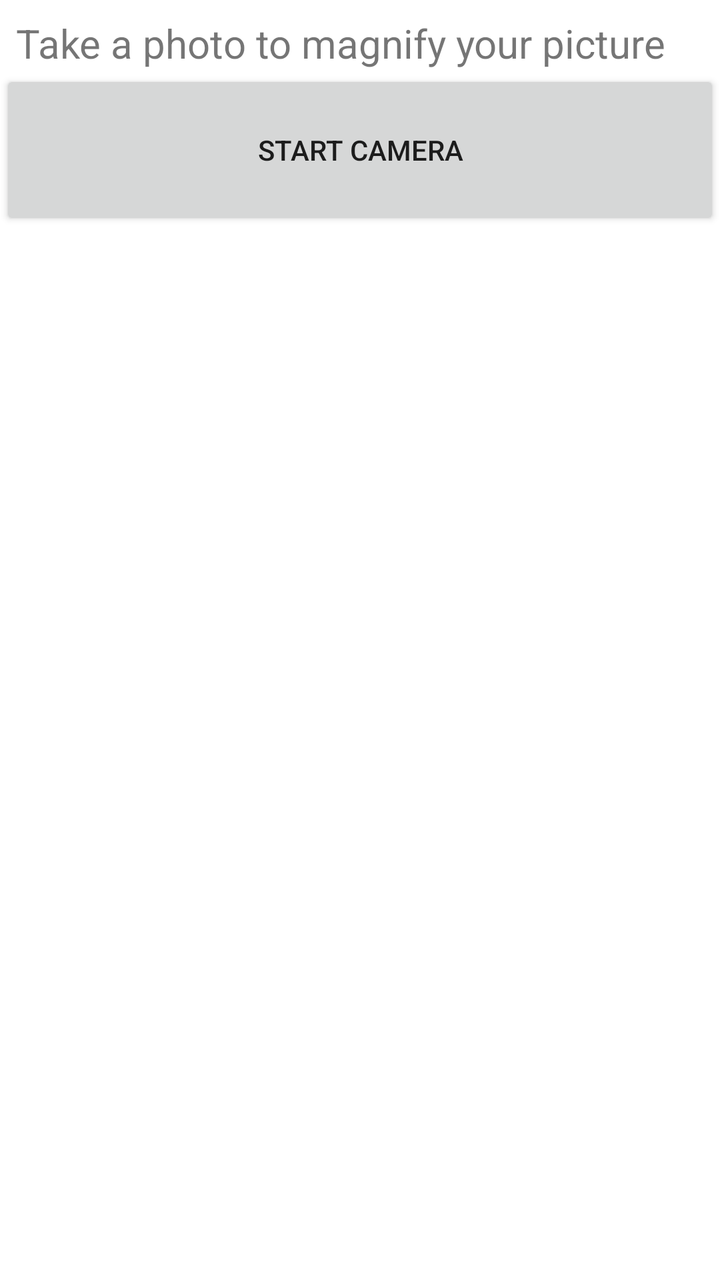
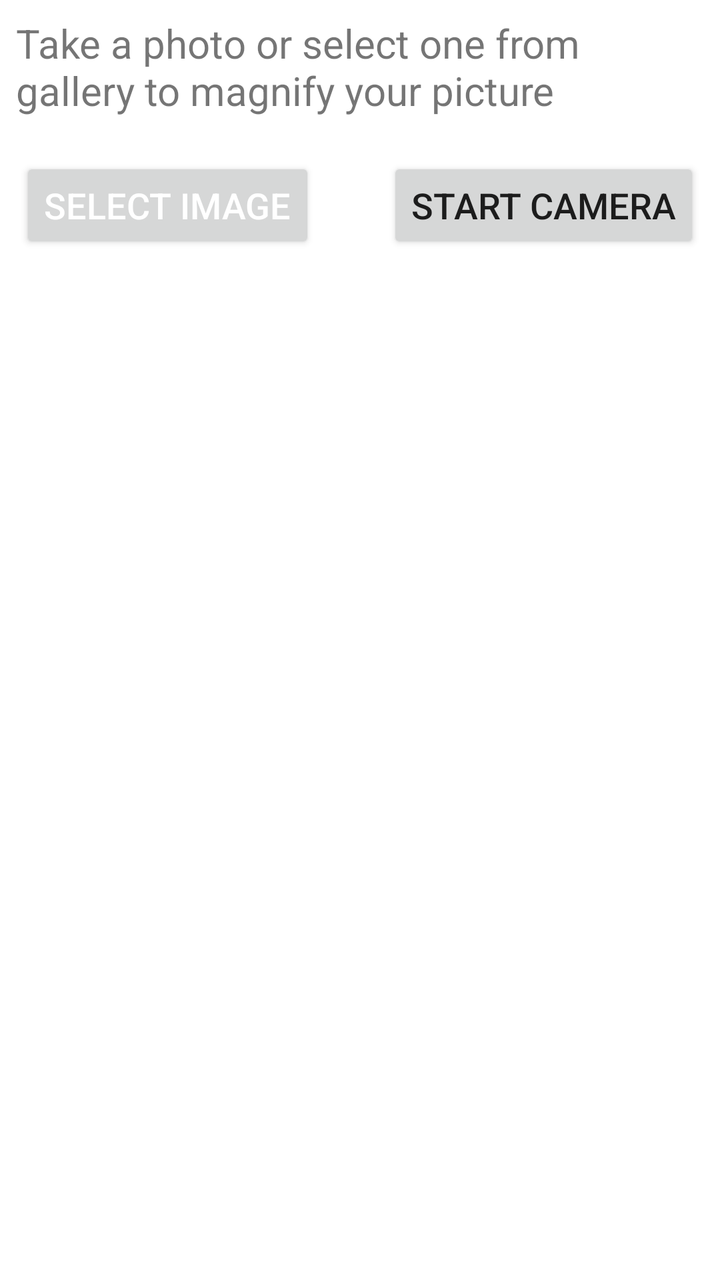

Two renders of the same Android screen: before a commit and after it. Below are the layout's source before the change and the commit's diff.
<!-- AndroidManifest.xml: application theme Theme.Baston -->
<!-- res/layout/fragment_magnifier.xml -->
<?xml version="1.0" encoding="utf-8"?>
<RelativeLayout xmlns:android="http://schemas.android.com/apk/res/android"
    xmlns:app="http://schemas.android.com/apk/res-auto"
    xmlns:tools="http://schemas.android.com/tools"
    android:layout_width="match_parent"
    android:layout_height="match_parent"
    tools:context=".ui.magnifier.MagnifierFragment">

    <TextView
        android:id="@+id/text_magnifier"
        android:layout_width="match_parent"
        android:layout_height="wrap_content"
        android:layout_marginStart="8dp"
        android:layout_marginTop="8dp"
        android:layout_marginEnd="8dp"
        android:textAlignment="center"
        android:textSize="20sp"
        android:text="Take a photo to magnify your picture"
        />

    <Button
        android:id="@+id/btncamera_id"
        android:layout_width="match_parent"
        android:layout_height="80dp"
        android:layout_below="@id/text_magnifier"
        android:text="Start Camera"
        tools:ignore="VisualLintButtonSize" />

    <ImageView
        android:id="@+id/imageview_camera"
        android:layout_width="match_parent"
        android:layout_height="match_parent"
        android:layout_below="@id/btncamera_id"
        />

</RelativeLayout>
<!-- resources referenced by this layout -->
<resources>
  <style name="Theme.Baston" parent="Theme.MaterialComponents.DayNight.DarkActionBar">
          
          <item name="colorPrimary">@color/purple_500</item>
          <item name="colorPrimaryVariant">@color/purple_700</item>
          <item name="colorOnPrimary">@color/white</item>
          
          <item name="colorSecondary">@color/teal_200</item>
          <item name="colorSecondaryVariant">@color/teal_700</item>
          <item name="colorOnSecondary">@color/black</item>
          
          <item name="android:statusBarColor">?attr/colorPrimaryVariant</item>
          
      </style>
  <color name="purple_500">#FF6200EE</color>
  <color name="purple_700">#FF3700B3</color>
  <color name="white">#FFFFFFFF</color>
  <color name="teal_200">#FF03DAC5</color>
  <color name="teal_700">#FF018786</color>
  <color name="black">#FF000000</color>
</resources>

<!-- the commit's change to res/layout/fragment_magnifier.xml (unified diff, before → after) -->
@@ -13,18 +13,33 @@
         android:layout_marginStart="8dp"
         android:layout_marginTop="8dp"
         android:layout_marginEnd="8dp"
+        android:text="Take a photo or select one from gallery to magnify your picture"
         android:textAlignment="center"
-        android:textSize="20sp"
-        android:text="Take a photo to magnify your picture"
-        />
+        android:textSize="20sp" />
 
     <Button
         android:id="@+id/btncamera_id"
-        android:layout_width="match_parent"
-        android:layout_height="80dp"
+        android:layout_width="wrap_content"
+        android:layout_height="wrap_content"
         android:layout_below="@id/text_magnifier"
+        android:layout_marginRight="10dp"
+        android:layout_marginTop="20dp"
+        android:layout_alignParentRight="true"
         android:text="Start Camera"
+        android:textSize="18sp"
         tools:ignore="VisualLintButtonSize" />
+
+    <Button
+        android:id="@+id/BSelectImage"
+        android:layout_width="wrap_content"
+        android:layout_height="wrap_content"
+        android:layout_below="@+id/text_magnifier"
+        android:layout_alignParentLeft="true"
+        android:layout_marginLeft="10dp"
+        android:layout_marginTop="20dp"
+        android:text="SELECT IMAGE"
+        android:textColor="@android:color/white"
+        android:textSize="18sp" />
 
     <ImageView
         android:id="@+id/imageview_camera"
